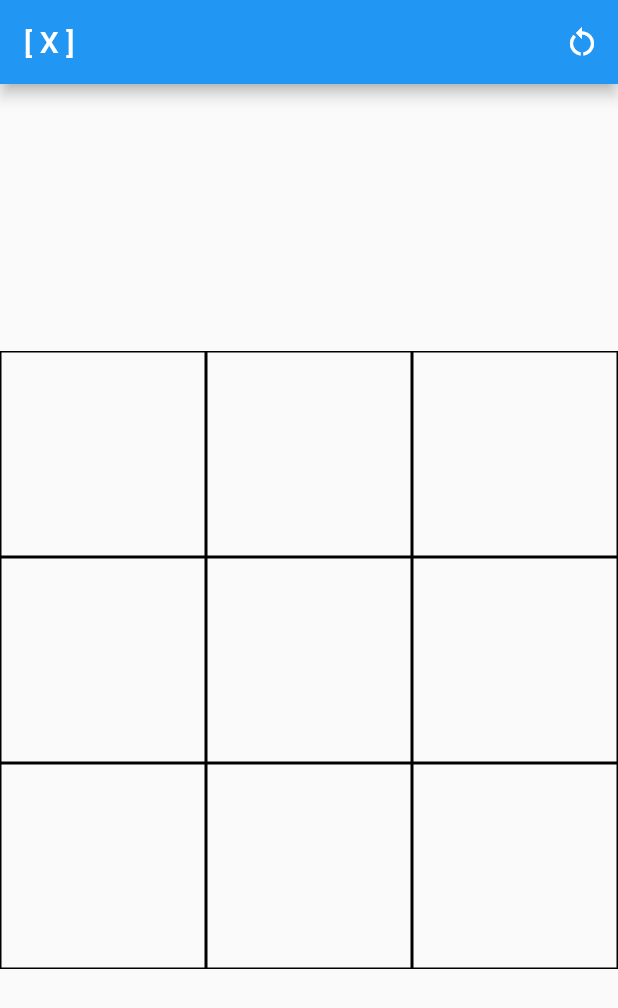
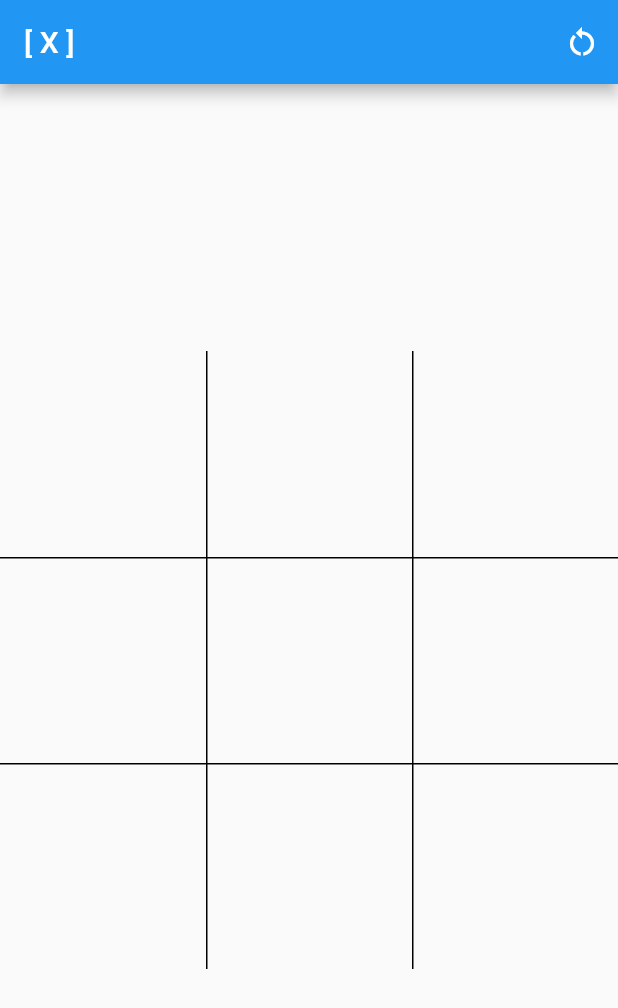
Before and after one commit to deuschernyshev/tic_tac_toe, a Flutter app: the screen it shows after launch, on a phone screen of 412 x 824 dp. Shown: the top 1008 px of the screen. Run offline on Flutter 3.47's test engine with Material 2 defaults, Android fonts, the phone set to English and light mode, and no system bars; missing offline and left inert: shake.

Commit message:
Изменена верстка сетки игрового поля

```diff
--- a/lib/screens/home/home_screen.dart
+++ b/lib/screens/home/home_screen.dart
@@ -57,11 +57,27 @@ class _HomeScreenState extends State<HomeScreen> {
             children: <Widget>[
               ..._values.mapIndexed(
                 (columnIndex, row) => Expanded(
+                  child: DecoratedBox(
+                    decoration: BoxDecoration(
+                      border: Border(
+                        top: columnIndex == 0
+                            ? BorderSide.none
+                            : const BorderSide(),
+                      ),
+                    ),
                     child: Row(
                       crossAxisAlignment: CrossAxisAlignment.stretch,
                       children: <Widget>[
                         ...row.mapIndexed(
                           (rowIndex, cellValue) => Expanded(
+                            child: DecoratedBox(
+                              decoration: BoxDecoration(
+                                border: Border(
+                                  left: rowIndex == 0
+                                      ? BorderSide.none
+                                      : const BorderSide(),
+                                ),
+                              ),
                               child: CellButton(
                                 onPressed: _cellHasValue(columnIndex, rowIndex)
                                     ? null
@@ -75,8 +91,10 @@ class _HomeScreenState extends State<HomeScreen> {
                                 value: cellValue,
                               ),
                             ),
+                          ),
                         )
                       ],
+                    ),
                   ),
                 ),
               ),
--- a/lib/widgets/cell_button.dart
+++ b/lib/widgets/cell_button.dart
@@ -16,9 +16,7 @@ class CellButton extends StatelessWidget {
     return GestureDetector(
       onTap: onPressed,
       child: DecoratedBox(
-        decoration: BoxDecoration(
-          border: Border.all(),
-        ),
+        decoration: const BoxDecoration(),
         child: Center(
           child: AnimatedOpacity(
             opacity: value != CellValue.none ? 1 : 0,
```
Lines whose indentation alone changed are shown as unchanged.
